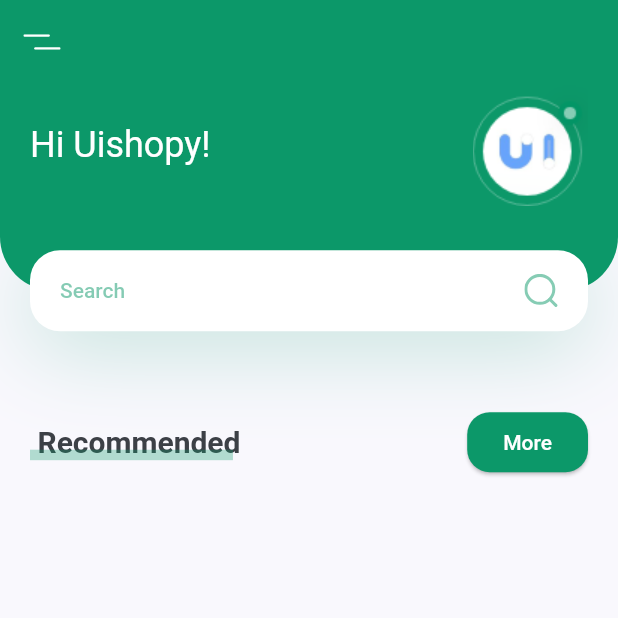
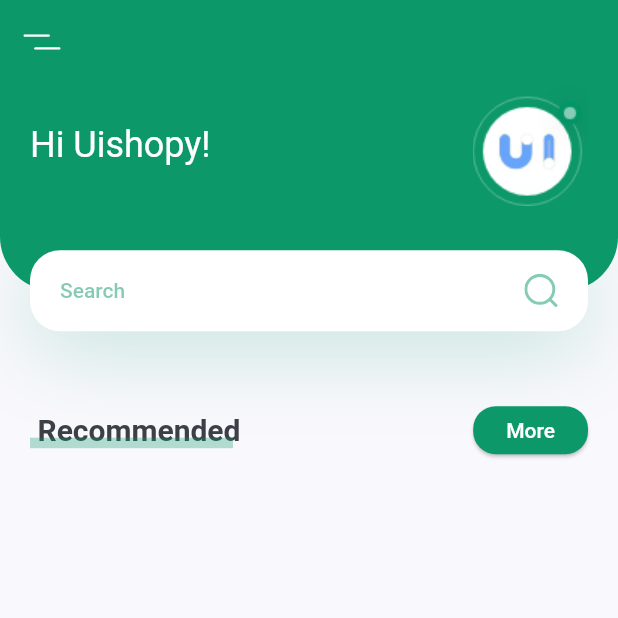
Before and after one commit to songhee24/plant_app_ui, a Flutter app: the screen it shows after launch, on a phone screen of 412 x 824 dp, the top half of it. Run offline on Flutter 3.47's test engine with Material 2 defaults, Android fonts, the phone set to English and light mode, and no system bars; our stand-ins replace flutter_svg.

```diff
--- a/lib/main.dart
+++ b/lib/main.dart
@@ -21,6 +21,17 @@ class MyApp extends StatelessWidget {
           color: kPrimaryColor, //<-- SEE HERE
         ),
         textTheme: Theme.of(context).textTheme.apply(bodyColor: kTextColor),
+        elevatedButtonTheme: ElevatedButtonThemeData(
+          style: ElevatedButton.styleFrom(
+            backgroundColor: kPrimaryColor,
+            shape: RoundedRectangleBorder(
+              borderRadius: BorderRadius.circular(15),
+            ),
+            tapTargetSize: MaterialTapTargetSize.shrinkWrap,
+            padding: const EdgeInsets.symmetric(vertical: 8, horizontal: 22),
+            minimumSize: Size.zero,
+          ),
+        ),
         useMaterial3: true,
       ),
       home: const HomeScreen(),
--- a/lib/screens/home/components/body.dart
+++ b/lib/screens/home/components/body.dart
@@ -74,12 +74,6 @@ class TitleWithMoreButton extends StatelessWidget {
           const Spacer(),
           ElevatedButton(
             onPressed: function,
-            style: ElevatedButton.styleFrom(
-              backgroundColor: kPrimaryColor,
-              shape: RoundedRectangleBorder(
-                borderRadius: BorderRadius.circular(15),
-              ),
-            ),
             child: Text(
               text,
               style: const TextStyle(color: Colors.white),
--- a/lib/screens/home/home_screen.dart
+++ b/lib/screens/home/home_screen.dart
@@ -10,7 +10,7 @@ class HomeScreen extends StatelessWidget {
   Widget build(BuildContext context) {
     return Scaffold(
       appBar: buildAppBar(),
-      body: Body(),
+      body: const Body(),
     );
   }
 
```
